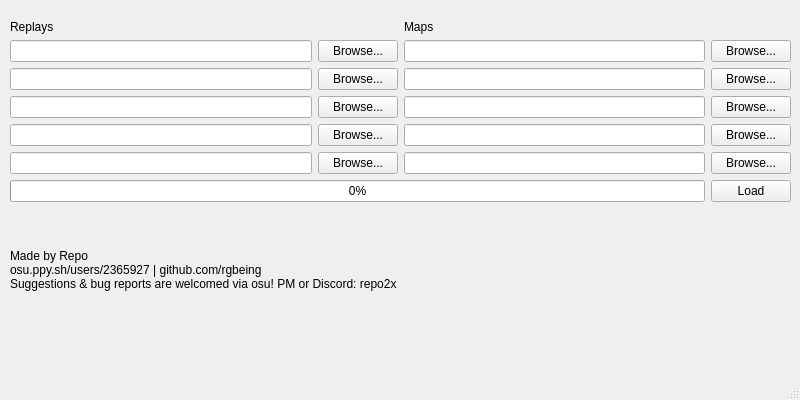
Qt form mainwindow.ui (rgbeing/osu-aim-analyzer) before a commit.
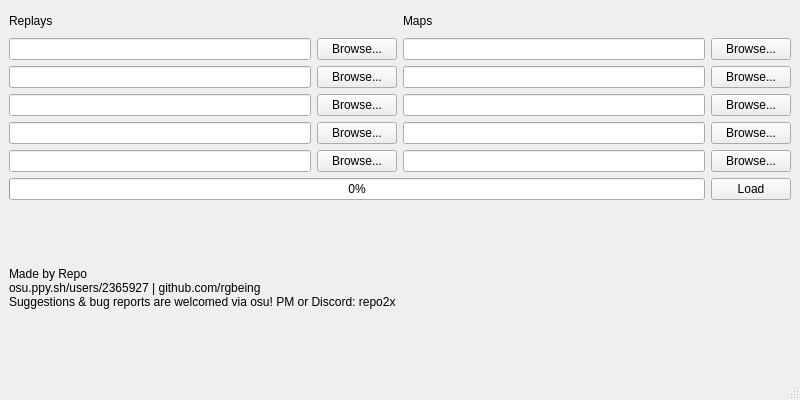
The same form after that commit.

Commit message:
Make expandable layout and more
more:
make README
correct error on Rotatedness tab

What changed in the file:
```diff
--- a/mainwindow.ui
+++ b/mainwindow.ui
@@ -20,15 +20,14 @@
    <string>MainWindow</string>
   </property>
   <widget class="QWidget" name="centralwidget">
-   <widget class="QWidget" name="verticalLayoutWidget">
-    <property name="geometry">
-     <rect>
-      <x>10</x>
-      <y>20</y>
-      <width>781</width>
-      <height>311</height>
-     </rect>
-    </property>
+   <property name="maximumSize">
+    <size>
+     <width>16777215</width>
+     <height>16777215</height>
+    </size>
+   </property>
+   <layout class="QHBoxLayout" name="horizontalLayout_7">
+    <item>
     <layout class="QVBoxLayout" name="verticalLayout">
      <item>
       <layout class="QHBoxLayout" name="horizontalLayout_2">
@@ -235,7 +234,8 @@
       </widget>
      </item>
     </layout>
-   </widget>
+    </item>
+   </layout>
   </widget>
   <widget class="QMenuBar" name="menubar">
    <property name="geometry">
```
Lines whose indentation alone changed are shown as unchanged. The commit also changes 13 other files.
